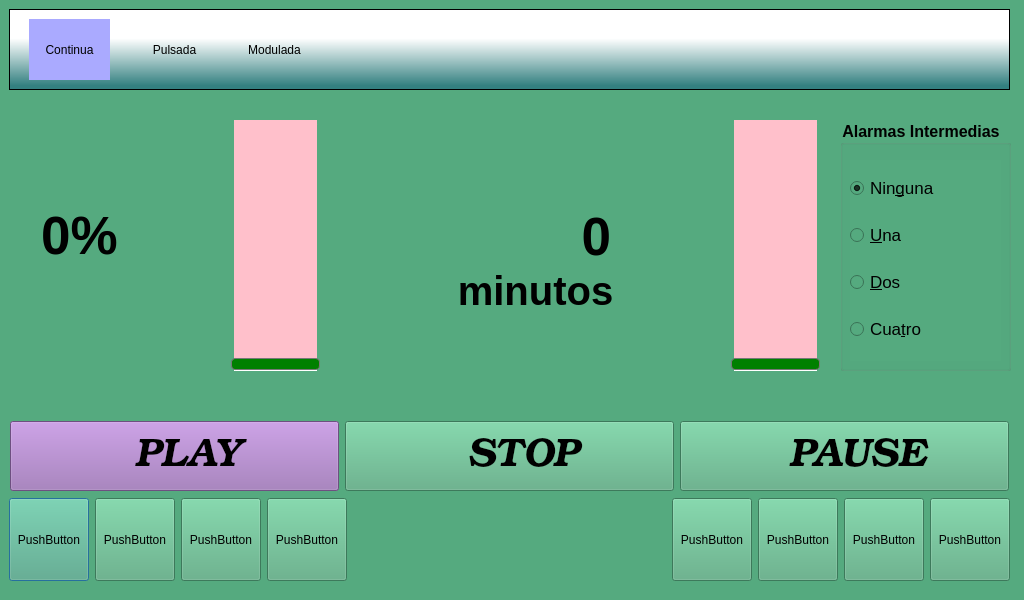
First picture: the form in lipo1/lipo2.ui, repository MarianoDel/pyqt5, before the edit.
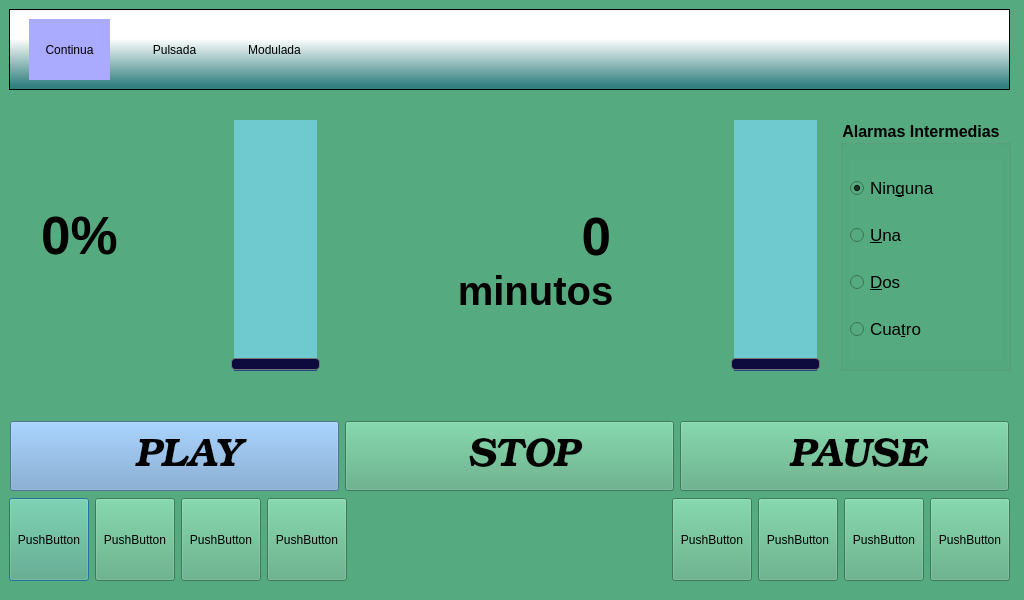
Second picture: the form after the edit. Icons and pictures are not drawn.

```diff
--- a/lipo1/lipo2.ui
+++ b/lipo1/lipo2.ui
@@ -37,16 +37,16 @@
 }
 QSlider::handle:vertical {
 height: 10px;
-background: green;
+background: rgb(13, 10, 61);
 margin: 0 -4px; /* expand outside the groove */
 border: 1px solid #777;
 border-radius: 4px;
 }
 QSlider::add-page:vertical {
-background:white;
+background: rgb(32, 74, 135);
 }
 QSlider::sub-page:vertical {
-background: pink;
+background: rgb(110, 202, 206);
 }</string>
    </property>
    <property name="maximum">
@@ -117,7 +117,7 @@
          <enum>Qt::LeftToRight</enum>
         </property>
         <property name="styleSheet">
-         <string notr="true">background-color: rgb(154, 110, 181);</string>
+         <string notr="true">background-color: rgb(114, 159, 207);</string>
         </property>
         <property name="text">
          <string>  PLAY</string>
@@ -932,16 +932,16 @@
 }
 QSlider::handle:vertical {
 height: 10px;
-background: green;
+background: rgb(13, 10, 61);
 margin: 0 -4px; /* expand outside the groove */
 border: 1px solid #777;
 border-radius: 4px;
 }
 QSlider::add-page:vertical {
-background: white;
+background: rgb(32, 74, 135);
 }
 QSlider::sub-page:vertical {
-background: pink;
+background: rgb(110, 202, 206);
 }</string>
    </property>
    <property name="maximum">
```
